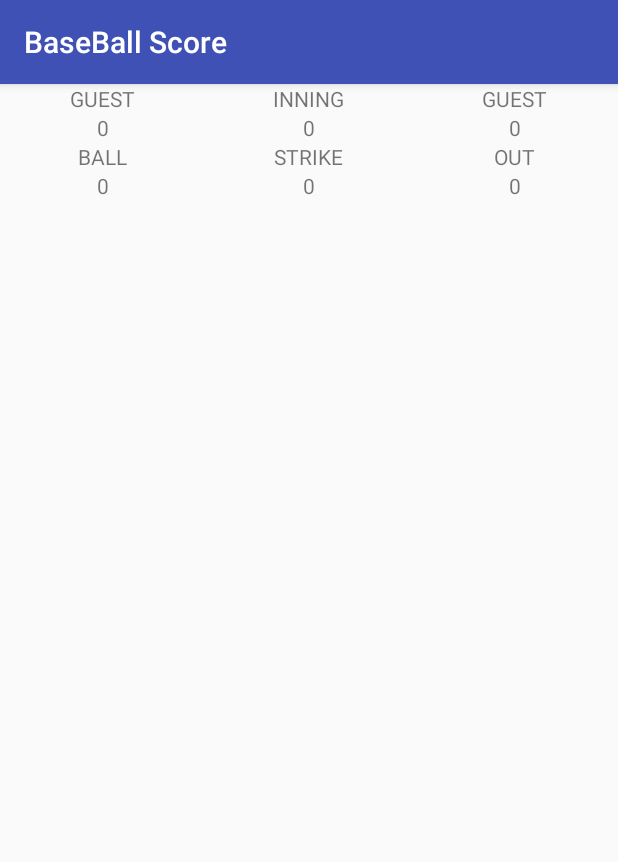
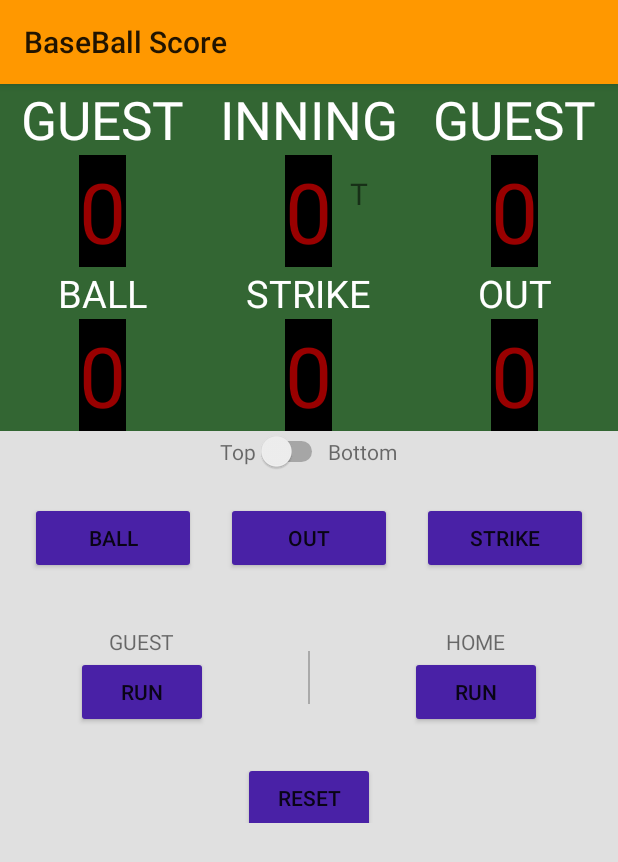
Before and after one commit to sshmm/BaseBallScore, an Android app: the screen it shows after launch (MainActivity), on a phone screen of 412 x 824 dp. Shown: the top 862 px of the screen. Run offline under Robolectric (Android 15) with nearby library versions, the phone set to English and light mode, and no system bars.

Commit message:
Initial Version of the layout

```diff
--- a/app/build.gradle
+++ b/app/build.gradle
@@ -25,4 +25,5 @@ dependencies {
     testImplementation 'junit:junit:4.12'
     androidTestImplementation 'com.android.support.test:runner:1.0.2'
     androidTestImplementation 'com.android.support.test.espresso:espresso-core:3.0.2'
+    implementation 'com.android.support:recyclerview-v7:27.1.1'
 }
--- a/app/src/main/res/layout/activity_main.xml
+++ b/app/src/main/res/layout/activity_main.xml
@@ -6,12 +6,14 @@
     android:layout_width="match_parent"
     android:layout_height="match_parent"
     android:orientation="vertical"
+    android:background="#e0e0e0"
     tools:context=".MainActivity">
 
 <LinearLayout
     android:layout_width="match_parent"
     android:layout_height="wrap_content"
-    android:orientation="horizontal">
+    android:orientation="horizontal"
+    android:background="#336633">
     <RelativeLayout
         android:layout_width="0dp"
         android:layout_height="match_parent"
@@ -20,6 +22,8 @@
             android:id="@+id/GUEST_VIEW"
             android:layout_width="wrap_content"
             android:layout_height="wrap_content"
+            android:textSize="35sp"
+            android:textColor="#ffffff"
             android:text="Guest"
             android:textAllCaps="true"
             android:layout_alignParentTop="true"
@@ -30,7 +34,10 @@
             android:layout_height="wrap_content"
             android:text="0"
             android:layout_below="@+id/GUEST_VIEW"
-            android:layout_centerHorizontal="true"/>
+            android:layout_centerHorizontal="true"
+            android:textColor="#990000"
+            android:background="#000000"
+            android:textSize="56sp"/>
     </RelativeLayout>
     <RelativeLayout
         android:layout_width="0dp"
@@ -40,17 +47,32 @@
             android:id="@+id/INNING_VIEW"
             android:layout_width="wrap_content"
             android:layout_height="wrap_content"
+            android:textSize="35sp"
+            android:textColor="#ffffff"
             android:text="INNING"
             android:textAllCaps="true"
             android:layout_alignParentTop="true"
             android:layout_centerHorizontal="true"/>
 
         <TextView
+            android:id="@+id/INNING_Number"
             android:layout_width="wrap_content"
             android:layout_height="wrap_content"
             android:text="0"
             android:layout_below="@+id/INNING_VIEW"
-            android:layout_centerHorizontal="true"/>
+            android:layout_centerHorizontal="true"
+            android:textColor="#990000"
+            android:background="#000000"
+            android:textSize="56sp"/>
+
+        <TextView
+            android:layout_width="wrap_content"
+            android:layout_height="wrap_content"
+            android:text="T"
+            android:padding="12dp"
+            android:textSize="20sp"
+            android:layout_below="@+id/INNING_VIEW"
+            android:layout_toRightOf="@+id/INNING_Number"/>
     </RelativeLayout>
 
     <RelativeLayout
@@ -61,6 +83,8 @@
             android:id="@+id/HOME_VIEW"
             android:layout_width="wrap_content"
             android:layout_height="wrap_content"
+            android:textSize="35sp"
+            android:textColor="#ffffff"
             android:text="Guest"
             android:textAllCaps="true"
             android:layout_alignParentTop="true"
@@ -71,7 +95,10 @@
             android:layout_height="wrap_content"
             android:text="0"
             android:layout_below="@+id/HOME_VIEW"
-            android:layout_centerHorizontal="true"/>
+            android:layout_centerHorizontal="true"
+            android:textColor="#990000"
+            android:background="#000000"
+            android:textSize="56sp"/>
     </RelativeLayout>
 
 </LinearLayout>
@@ -84,7 +111,8 @@
 
         android:layout_width="match_parent"
         android:layout_height="wrap_content"
-        android:orientation="horizontal">
+        android:orientation="horizontal"
+        android:background="#336633">
 
         <RelativeLayout
             android:layout_width="0dp"
@@ -94,6 +122,8 @@
                 android:id="@+id/BALLVIEW"
                 android:layout_width="wrap_content"
                 android:layout_height="wrap_content"
+                android:textSize="25sp"
+                android:textColor="#ffffff"
                 android:text="BALL"
                 android:textAllCaps="true"
                 android:layout_alignParentTop="true"
@@ -104,7 +134,10 @@
                 android:layout_height="wrap_content"
                 android:text="0"
                 android:layout_below="@+id/BALLVIEW"
-                android:layout_centerHorizontal="true"/>
+                android:layout_centerHorizontal="true"
+                android:textColor="#990000"
+                android:background="#000000"
+                android:textSize="56sp"/>
         </RelativeLayout>
 
         <RelativeLayout
@@ -115,6 +148,8 @@
                 android:id="@+id/STRIKE_VIEW"
                 android:layout_width="wrap_content"
                 android:layout_height="wrap_content"
+                android:textSize="25sp"
+                android:textColor="#ffffff"
                 android:text="STRIKE"
                 android:textAllCaps="true"
                 android:layout_alignParentTop="true"
@@ -125,7 +160,10 @@
                 android:layout_height="wrap_content"
                 android:text="0"
                 android:layout_below="@+id/STRIKE_VIEW"
-                android:layout_centerHorizontal="true"/>
+                android:layout_centerHorizontal="true"
+                android:textColor="#990000"
+                android:background="#000000"
+                android:textSize="56sp"/>
         </RelativeLayout>
 
         <RelativeLayout
@@ -136,6 +174,8 @@
                 android:id="@+id/OUT_VIEW"
                 android:layout_width="wrap_content"
                 android:layout_height="wrap_content"
+                android:textSize="25sp"
+                android:textColor="#ffffff"
                 android:text="OUT"
                 android:textAllCaps="true"
                 android:layout_alignParentTop="true"
@@ -146,10 +186,131 @@
                 android:layout_height="wrap_content"
                 android:text="0"
                 android:layout_below="@+id/OUT_VIEW"
-                android:layout_centerHorizontal="true"/>
+                android:layout_centerHorizontal="true"
+                android:textColor="#990000"
+                android:background="#000000"
+                android:textSize="56sp"/>
         </RelativeLayout>
 
     </LinearLayout>
 
+    <LinearLayout
 
+
+        android:layout_width="match_parent"
+        android:layout_height="wrap_content"
+        android:orientation="horizontal"
+        android:gravity="center">
+
+        <TextView
+            android:layout_width="wrap_content"
+            android:layout_height="wrap_content"
+            android:text="Top" />
+
+    <Switch
+        android:id="@+id/switch1"
+        android:layout_width="wrap_content"
+        android:layout_height="wrap_content" />
+
+        <TextView
+            android:layout_width="wrap_content"
+            android:layout_height="wrap_content"
+            android:text="Bottom" />
+
+    </LinearLayout>
+    <LinearLayout
+
+
+        android:layout_width="match_parent"
+        android:layout_height="wrap_content"
+        android:layout_margin="20dp">
+
+        <Button
+            android:layout_width="0dp"
+            android:layout_height="wrap_content"
+            android:text="Ball"
+            android:layout_weight="1"
+            android:layout_marginRight="10dp"/>
+
+        <Button
+            android:layout_width="0dp"
+            android:layout_height="wrap_content"
+            android:text="Out"
+            android:layout_weight="1"
+            android:layout_marginLeft="10dp"
+            android:layout_marginRight="10dp"/>
+
+        <Button
+            android:layout_width="0dp"
+            android:layout_height="wrap_content"
+            android:layout_weight="1"
+            android:layout_marginLeft="10dp"
+            android:text="Strike"
+           />
+
+    </LinearLayout>
+
+
+
+    <LinearLayout
+
+
+        android:layout_width="match_parent"
+        android:layout_height="wrap_content"
+        android:layout_marginTop="15dp"
+        android:orientation="horizontal">
+
+        <LinearLayout
+
+            android:layout_width="0dp"
+            android:layout_height="wrap_content"
+            android:layout_weight="1"
+            android:orientation="vertical"
+            android:gravity="center">
+            <TextView
+                android:layout_width="wrap_content"
+                android:layout_height="wrap_content"
+                android:text="GUEST"/>
+            <Button
+                android:layout_width="wrap_content"
+                android:layout_height="wrap_content"
+                android:text="RUN"/>
+
+
+        </LinearLayout>
+        <View
+            android:layout_width="1dp"
+            android:layout_height="match_parent"
+            android:layout_margin="16dp"
+            android:background="@android:color/darker_gray"/>
+
+        <LinearLayout
+
+            android:layout_width="0dp"
+            android:layout_height="wrap_content"
+            android:layout_weight="1"
+            android:orientation="vertical"
+            android:gravity="center">
+            <TextView
+                android:layout_width="wrap_content"
+                android:layout_height="wrap_content"
+                android:text="HOME"/>
+            <Button
+                android:layout_width="wrap_content"
+                android:layout_height="wrap_content"
+                android:text="RUN"/>
+
+        </LinearLayout>
+
+    </LinearLayout>
+    <LinearLayout
+        android:layout_width="match_parent"
+        android:layout_height="wrap_content"
+        android:gravity="center">
+        <Button
+            android:layout_width="wrap_content"
+            android:layout_height="wrap_content"
+            android:layout_marginTop="15dp"
+            android:text="RESET"/>
+    </LinearLayout>
 </LinearLayout>
--- a/app/src/main/res/values/styles.xml
+++ b/app/src/main/res/values/styles.xml
@@ -1,11 +1,9 @@
 <resources>
-
     <!-- Base application theme. -->
-    <style name="AppTheme" parent="Theme.AppCompat.Light.DarkActionBar">
-        <!-- Customize your theme here. -->
-        <item name="colorPrimary">@color/colorPrimary</item>
-        <item name="colorPrimaryDark">@color/colorPrimaryDark</item>
-        <item name="colorAccent">@color/colorAccent</item>
+    <style name="AppTheme" parent="Theme.AppCompat.Light">
+        <!-- Primary theme color of the app (sets background color of app bar) -->
+        <item name="colorPrimary">#FF9800</item>
+        <!-- Background color of buttons in the app -->
+        <item name="colorButtonNormal">#4921a6</item>
     </style>
-
 </resources>
```
